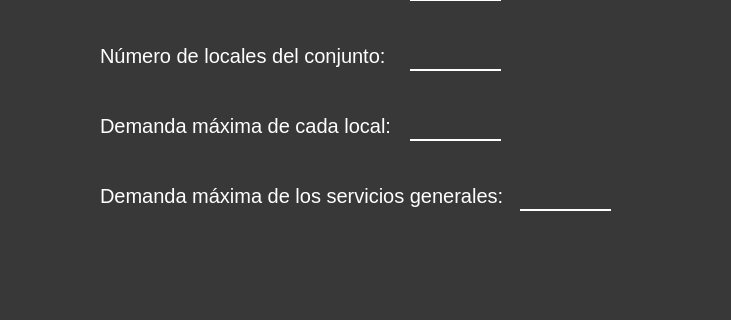
Qt form DemandaYCables.ui (K18Tatiana/DemandaMaxima) before a commit; both pictures show x 0 to 731 and y 280 to 600 of the 1121 by 847 pixel window.
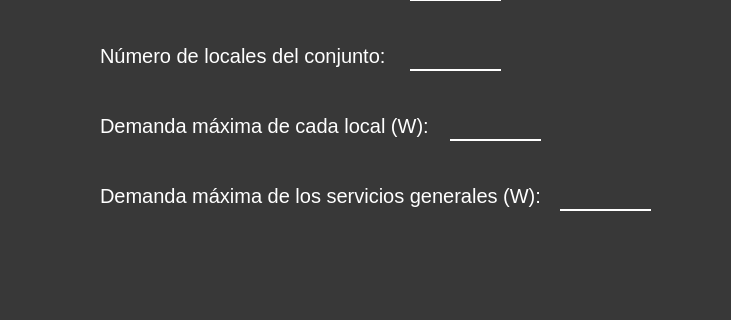
The same form after that commit. The open tabs and pages were chosen to show the change.

Commit message: Demanda Máxima

```diff
--- a/DemandaYCables.ui
+++ b/DemandaYCables.ui
@@ -873,7 +873,7 @@
        <rect>
         <x>100</x>
         <y>390</y>
-        <width>311</width>
+        <width>341</width>
         <height>31</height>
        </rect>
       </property>
@@ -883,13 +883,13 @@
 }</string>
       </property>
       <property name="text">
-       <string>Demanda máxima de cada local:</string>
+       <string>Demanda máxima de cada local (W):</string>
       </property>
      </widget>
      <widget class="QLineEdit" name="lineEdit_demandaMaxLocal">
       <property name="geometry">
        <rect>
-        <x>410</x>
+        <x>450</x>
         <y>390</y>
         <width>91</width>
         <height>31</height>
@@ -916,7 +916,7 @@
      <widget class="QLineEdit" name="lineEdit_demandaMaxServicios">
       <property name="geometry">
        <rect>
-        <x>520</x>
+        <x>560</x>
         <y>460</y>
         <width>91</width>
         <height>31</height>
@@ -945,7 +945,7 @@
        <rect>
         <x>100</x>
         <y>460</y>
-        <width>411</width>
+        <width>451</width>
         <height>31</height>
        </rect>
       </property>
@@ -955,7 +955,7 @@
 }</string>
       </property>
       <property name="text">
-       <string>Demanda máxima de los servicios generales:</string>
+       <string>Demanda máxima de los servicios generales (W):</string>
       </property>
      </widget>
      <widget class="QLabel" name="label_demandaMaxConjunto">
```
Left out of the diff: 2 changed lines with no effect on the pictures. The commit also changes 3 other files.
